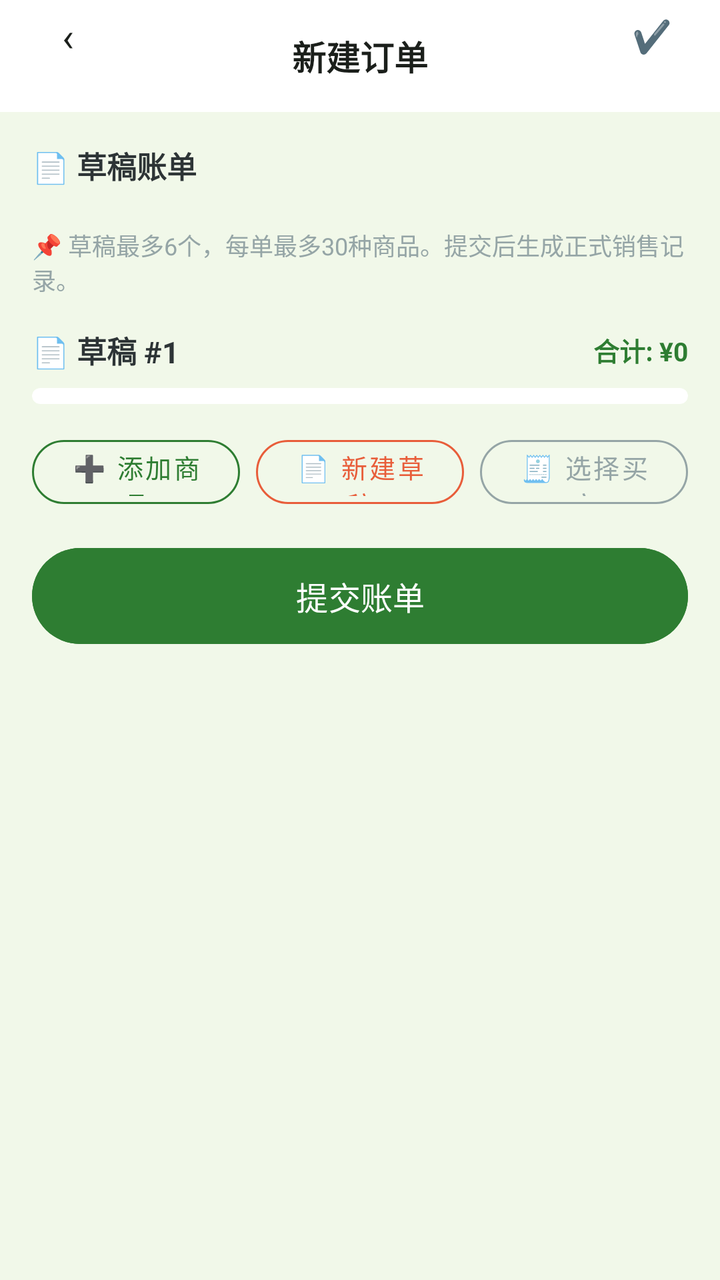
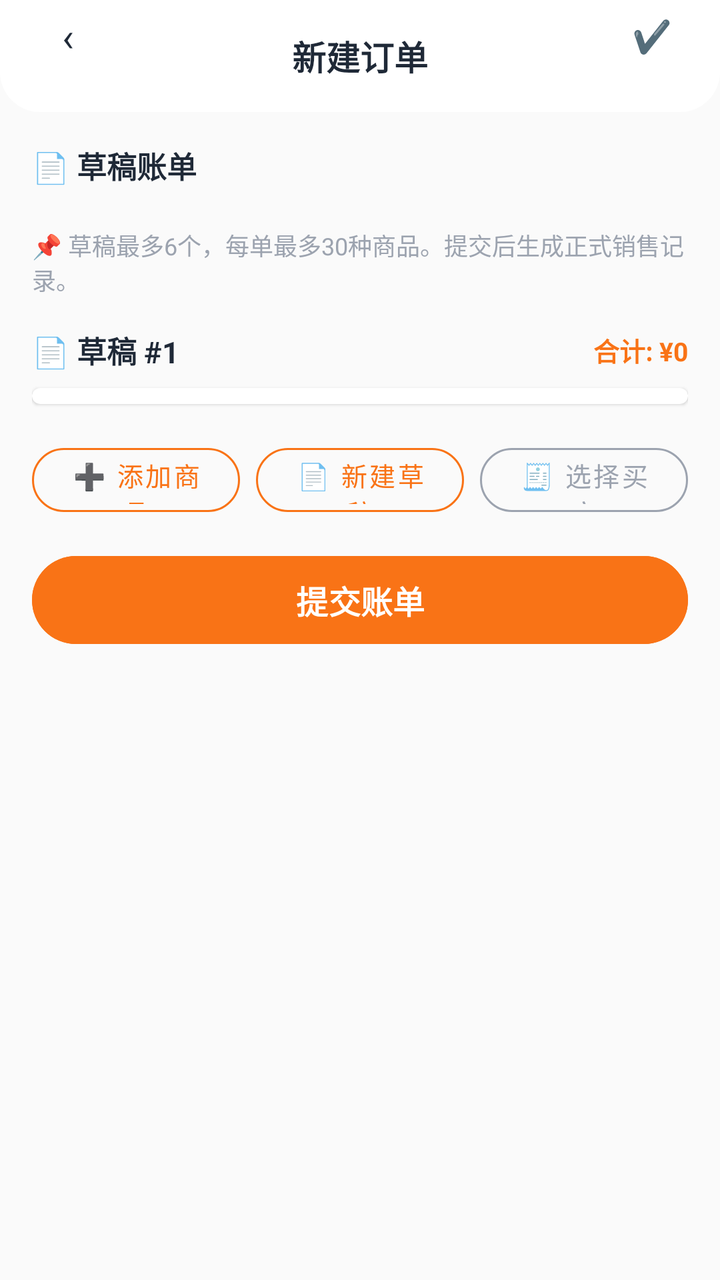

Compare the two renders of this Android layout. The source of the first and the diff that turns it into the second are given below.
<!-- AndroidManifest.xml: application theme Theme.ClothingSI -->
<!-- res/layout/activity_new_order.xml -->
<?xml version="1.0" encoding="utf-8"?>
<FrameLayout xmlns:android="http://schemas.android.com/apk/res/android"
    xmlns:app="http://schemas.android.com/apk/res-auto"
    android:layout_width="match_parent" android:layout_height="match_parent"
    android:background="@color/bg">

    <LinearLayout android:layout_width="match_parent" android:layout_height="match_parent"
        android:orientation="vertical">
        <RelativeLayout android:layout_width="match_parent" android:layout_height="56dp"
            android:background="@drawable/header_bar_bg" android:paddingHorizontal="16dp">
            <TextView android:id="@+id/btn_back" android:layout_width="36dp" android:layout_height="36dp"
                android:text="‹" android:textSize="20dp" android:textColor="@color/text_primary"
                android:gravity="center" android:background="@drawable/circle_bg" />
            <TextView android:layout_width="wrap_content" android:layout_height="wrap_content"
                android:text="新建订单" android:textSize="17dp" android:textStyle="bold"
                android:textColor="@color/text_primary" android:layout_centerInParent="true" />
            <TextView android:id="@+id/btn_submit_top" android:layout_width="36dp" android:layout_height="36dp"
                android:text="✔️" android:textSize="16dp" android:textColor="@color/text_primary"
                android:gravity="center" android:background="@drawable/circle_bg"
                android:layout_alignParentEnd="true" android:clickable="true" android:focusable="true" />
        </RelativeLayout>

        <ScrollView android:layout_width="match_parent" android:layout_height="match_parent"
            android:padding="16dp">
            <LinearLayout android:layout_width="match_parent" android:layout_height="wrap_content"
                android:orientation="vertical">

                
                <TextView android:layout_width="wrap_content" android:layout_height="wrap_content"
                    android:text="📄 草稿账单" android:textSize="15dp" android:textStyle="bold"
                    android:textColor="#2D3436" android:layout_marginBottom="8dp" />
                <HorizontalScrollView android:layout_width="match_parent" android:layout_height="wrap_content"
                    android:layout_marginBottom="12dp">
                    <LinearLayout android:id="@+id/layout_draft_cards"
                        android:layout_width="wrap_content" android:layout_height="wrap_content"
                        android:orientation="horizontal" android:gravity="center_vertical" />
                </HorizontalScrollView>

                
                <TextView android:layout_width="match_parent" android:layout_height="wrap_content"
                    android:text="📌 草稿最多6个，每单最多30种商品。提交后生成正式销售记录。"
                    android:textSize="12dp" android:textColor="#95A5A6"
                    android:layout_marginBottom="16dp" />

                
                <LinearLayout android:layout_width="match_parent" android:layout_height="wrap_content"
                    android:orientation="horizontal" android:gravity="center_vertical"
                    android:layout_marginBottom="8dp">
                    <TextView android:id="@+id/tv_draft_title"
                        android:layout_width="wrap_content" android:layout_height="wrap_content"
                        android:text="📄 草稿 #1" android:textSize="15dp" android:textStyle="bold"
                        android:textColor="#2D3436" />
                    <TextView android:layout_width="0dp" android:layout_height="wrap_content"
                        android:layout_weight="1" />
                    <TextView android:id="@+id/tv_draft_total"
                        android:layout_width="wrap_content" android:layout_height="wrap_content"
                        android:text="合计: ¥0" android:textSize="13dp" android:textStyle="bold"
                        android:textColor="@color/primary" />
                </LinearLayout>

                
                <androidx.cardview.widget.CardView android:layout_width="match_parent"
                    android:layout_height="wrap_content" app:cardCornerRadius="20dp" app:cardElevation="0dp"
                    android:layout_marginBottom="8dp">
                    <LinearLayout android:id="@+id/layout_draft_items"
                        android:layout_width="match_parent" android:layout_height="wrap_content"
                        android:orientation="vertical" android:paddingVertical="4dp" />
                </androidx.cardview.widget.CardView>

                
                <LinearLayout android:id="@+id/layout_buyer_display"
                    android:layout_width="match_parent" android:layout_height="wrap_content"
                    android:orientation="horizontal" android:gravity="center_vertical"
                    android:paddingVertical="8dp" android:paddingHorizontal="4dp"
                    android:visibility="gone"
                    android:layout_marginTop="4dp" android:layout_marginBottom="4dp">
                    <TextView android:layout_width="wrap_content" android:layout_height="wrap_content"
                        android:text="🧾" android:textSize="14dp" android:layout_marginEnd="6dp" />
                    <TextView android:id="@+id/tv_selected_buyer"
                        android:layout_width="0dp" android:layout_height="wrap_content"
                        android:layout_weight="1" android:textSize="13dp"
                        android:textColor="@color/primary" android:textStyle="bold" />
                    <TextView android:id="@+id/btn_clear_buyer"
                        android:layout_width="wrap_content" android:layout_height="wrap_content"
                        android:text="✕" android:textSize="14dp" android:textColor="#95A5A6"
                        android:padding="4dp" android:clickable="true" android:focusable="true" />
                </LinearLayout>

                
                <LinearLayout android:layout_width="match_parent" android:layout_height="wrap_content"
                    android:orientation="horizontal" android:weightSum="3"
                    android:layout_marginTop="4dp" android:layout_marginBottom="12dp">
                    <com.google.android.material.button.MaterialButton android:id="@+id/btn_add_item"
                        android:layout_width="0dp" android:layout_height="44dp" android:layout_weight="1"
                        android:text="➕ 添加商品" android:textSize="13dp"
                        style="@style/Widget.MaterialComponents.Button.OutlinedButton"
                        app:cornerRadius="22dp" app:strokeColor="@color/primary"
                        android:textColor="@color/primary" android:layout_marginEnd="4dp" />
                    <com.google.android.material.button.MaterialButton android:id="@+id/btn_new_draft"
                        android:layout_width="0dp" android:layout_height="44dp" android:layout_weight="1"
                        android:text="📄 新建草稿" android:textSize="13dp"
                        style="@style/Widget.MaterialComponents.Button.OutlinedButton"
                        app:cornerRadius="22dp" app:strokeColor="#E85D3A"
                        android:textColor="#E85D3A" android:layout_marginHorizontal="4dp" />
                    <com.google.android.material.button.MaterialButton android:id="@+id/btn_select_buyer"
                        android:layout_width="0dp" android:layout_height="44dp" android:layout_weight="1"
                        android:text="🧾 选择买家" android:textSize="13dp"
                        style="@style/Widget.MaterialComponents.Button.OutlinedButton"
                        app:cornerRadius="22dp" app:strokeColor="#95A5A6"
                        android:textColor="#95A5A6" android:layout_marginStart="4dp" />
                </LinearLayout>

                <com.google.android.material.button.MaterialButton android:id="@+id/btn_submit_order"
                    android:layout_width="match_parent" android:layout_height="56dp"
                    android:text="提交账单" android:textSize="16dp" app:cornerRadius="28dp"
                    android:backgroundTint="@color/primary" />

            </LinearLayout>
        </ScrollView>
    </LinearLayout>

</FrameLayout>
<!-- resources referenced by this layout -->
<resources>
  <color name="bg">#F1F8E9</color>
  <color name="primary">#2E7D32</color>
  <color name="text_primary">#1B1F1B</color>
  <!-- drawable circle_bg (drawable) -->
  <?xml version="1.0" encoding="utf-8"?>
  <shape xmlns:android="http://schemas.android.com/apk/res/android" android:shape="oval">
      <solid android:color="#26FFFFFF" />
  </shape>
  <!-- drawable header_bar_bg (drawable) -->
  <?xml version="1.0" encoding="utf-8"?>
  <shape xmlns:android="http://schemas.android.com/apk/res/android" android:shape="rectangle">
      <solid android:color="#FFFFFF" />
  </shape>
  <style name="Theme.ClothingSI" parent="Theme.Material3.Light.NoActionBar">
          <item name="colorPrimary">@color/primary</item>
          <item name="colorPrimaryDark">@color/primary_dark</item>
          <item name="colorAccent">@color/accent</item>
          <item name="android:statusBarColor">@android:color/transparent</item>
          <item name="android:navigationBarColor">@color/white</item>
          
          <item name="android:windowLightStatusBar">true</item>
          
          <item name="android:fontFamily">sans-serif</item>
          <item name="android:textViewStyle">@style/TextView.Base</item>
      </style>
  <color name="primary_dark">#1B5E20</color>
  <color name="accent">#66BB6A</color>
  <color name="white">#FFFFFF</color>
  <style name="TextView.Base" parent="android:Widget.TextView">
          <item name="android:fontFamily">sans-serif</item>
      </style>
</resources>

<!-- the commit's change to res/layout/activity_new_order.xml (unified diff, before → after) -->
@@ -1,21 +1,22 @@
 <?xml version="1.0" encoding="utf-8"?>
 <FrameLayout xmlns:android="http://schemas.android.com/apk/res/android"
     xmlns:app="http://schemas.android.com/apk/res-auto"
-    android:layout_width="match_parent" android:layout_height="match_parent"
-    android:background="@color/bg">
+    android:layout_width="match_parent"
+    android:layout_height="match_parent"
+    android:background="@color/md_surface_container_low">
 
     <LinearLayout android:layout_width="match_parent" android:layout_height="match_parent"
         android:orientation="vertical">
         <RelativeLayout android:layout_width="match_parent" android:layout_height="56dp"
             android:background="@drawable/header_bar_bg" android:paddingHorizontal="16dp">
             <TextView android:id="@+id/btn_back" android:layout_width="36dp" android:layout_height="36dp"
-                android:text="‹" android:textSize="20dp" android:textColor="@color/text_primary"
+                android:text="‹" android:textSize="20sp" android:textColor="@color/md_on_surface"
                 android:gravity="center" android:background="@drawable/circle_bg" />
             <TextView android:layout_width="wrap_content" android:layout_height="wrap_content"
-                android:text="新建订单" android:textSize="17dp" android:textStyle="bold"
-                android:textColor="@color/text_primary" android:layout_centerInParent="true" />
+                android:text="新建订单" android:textSize="17sp" android:textStyle="bold"
+                android:textColor="@color/md_on_surface" android:layout_centerInParent="true" />
             <TextView android:id="@+id/btn_submit_top" android:layout_width="36dp" android:layout_height="36dp"
-                android:text="✔️" android:textSize="16dp" android:textColor="@color/text_primary"
+                android:text="✔️" android:textSize="16sp" android:textColor="@color/md_on_surface"
                 android:gravity="center" android:background="@drawable/circle_bg"
                 android:layout_alignParentEnd="true" android:clickable="true" android:focusable="true" />
         </RelativeLayout>
@@ -27,8 +28,8 @@
 
                 
                 <TextView android:layout_width="wrap_content" android:layout_height="wrap_content"
-                    android:text="📄 草稿账单" android:textSize="15dp" android:textStyle="bold"
-                    android:textColor="#2D3436" android:layout_marginBottom="8dp" />
+                    android:text="📄 草稿账单" android:textSize="15sp" android:textStyle="bold"
+                    android:textColor="@color/md_on_surface" android:layout_marginBottom="8dp" />
                 <HorizontalScrollView android:layout_width="match_parent" android:layout_height="wrap_content"
                     android:layout_marginBottom="12dp">
                     <LinearLayout android:id="@+id/layout_draft_cards"
@@ -39,7 +40,7 @@
                 
                 <TextView android:layout_width="match_parent" android:layout_height="wrap_content"
                     android:text="📌 草稿最多6个，每单最多30种商品。提交后生成正式销售记录。"
-                    android:textSize="12dp" android:textColor="#95A5A6"
+                    android:textSize="12sp" android:textColor="@color/md_on_surface_variant"
                     android:layout_marginBottom="16dp" />
 
                 
@@ -48,20 +49,20 @@
                     android:layout_marginBottom="8dp">
                     <TextView android:id="@+id/tv_draft_title"
                         android:layout_width="wrap_content" android:layout_height="wrap_content"
-                        android:text="📄 草稿 #1" android:textSize="15dp" android:textStyle="bold"
-                        android:textColor="#2D3436" />
+                        android:text="📄 草稿 #1" android:textSize="15sp" android:textStyle="bold"
+                        android:textColor="@color/md_on_surface" />
                     <TextView android:layout_width="0dp" android:layout_height="wrap_content"
                         android:layout_weight="1" />
                     <TextView android:id="@+id/tv_draft_total"
                         android:layout_width="wrap_content" android:layout_height="wrap_content"
-                        android:text="合计: ¥0" android:textSize="13dp" android:textStyle="bold"
-                        android:textColor="@color/primary" />
+                        android:text="合计: ¥0" android:textSize="13sp" android:textStyle="bold"
+                        android:textColor="@color/md_primary" />
                 </LinearLayout>
 
                 
                 <androidx.cardview.widget.CardView android:layout_width="match_parent"
-                    android:layout_height="wrap_content" app:cardCornerRadius="20dp" app:cardElevation="0dp"
-                    android:layout_marginBottom="8dp">
+                    android:layout_height="wrap_content" app:cardCornerRadius="12dp"
+                    app:cardElevation="1dp" android:layout_marginBottom="8dp">
                     <LinearLayout android:id="@+id/layout_draft_items"
                         android:layout_width="match_parent" android:layout_height="wrap_content"
                         android:orientation="vertical" android:paddingVertical="4dp" />
@@ -71,52 +72,54 @@
                 <LinearLayout android:id="@+id/layout_buyer_display"
                     android:layout_width="match_parent" android:layout_height="wrap_content"
                     android:orientation="horizontal" android:gravity="center_vertical"
-                    android:paddingVertical="8dp" android:paddingHorizontal="4dp"
+                    android:paddingVertical="10dp" android:paddingHorizontal="12dp"
+                    android:background="@color/md_surface_container"
                     android:visibility="gone"
                     android:layout_marginTop="4dp" android:layout_marginBottom="4dp">
                     <TextView android:layout_width="wrap_content" android:layout_height="wrap_content"
-                        android:text="🧾" android:textSize="14dp" android:layout_marginEnd="6dp" />
+                        android:text="🧾" android:textSize="14sp" android:layout_marginEnd="6dp" />
                     <TextView android:id="@+id/tv_selected_buyer"
                         android:layout_width="0dp" android:layout_height="wrap_content"
-                        android:layout_weight="1" android:textSize="13dp"
-                        android:textColor="@color/primary" android:textStyle="bold" />
+                        android:layout_weight="1" android:textSize="14sp"
+                        android:textColor="@color/md_primary" android:textStyle="bold" />
                     <TextView android:id="@+id/btn_clear_buyer"
                         android:layout_width="wrap_content" android:layout_height="wrap_content"
-                        android:text="✕" android:textSize="14dp" android:textColor="#95A5A6"
-                        android:padding="4dp" android:clickable="true" android:focusable="true" />
+                        android:text="✕" android:textSize="14sp" android:textColor="@color/md_on_surface_variant"
+                        android:padding="6dp" android:clickable="true" android:focusable="true" />
                 </LinearLayout>
 
                 
                 <LinearLayout android:layout_width="match_parent" android:layout_height="wrap_content"
                     android:orientation="horizontal" android:weightSum="3"
-                    android:layout_marginTop="4dp" android:layout_marginBottom="12dp">
+                    android:layout_marginTop="8dp" android:layout_marginBottom="12dp">
                     <com.google.android.material.button.MaterialButton android:id="@+id/btn_add_item"
                         android:layout_width="0dp" android:layout_height="44dp" android:layout_weight="1"
-                        android:text="➕ 添加商品" android:textSize="13dp"
+                        android:text="➕ 添加商品" android:textSize="13sp"
                         style="@style/Widget.MaterialComponents.Button.OutlinedButton"
-                        app:cornerRadius="22dp" app:strokeColor="@color/primary"
-                        android:textColor="@color/primary" android:layout_marginEnd="4dp" />
+                        app:cornerRadius="22dp" app:strokeColor="@color/md_primary"
+                        android:textColor="@color/md_primary" android:layout_marginEnd="4dp" />
                     <com.google.android.material.button.MaterialButton android:id="@+id/btn_new_draft"
                         android:layout_width="0dp" android:layout_height="44dp" android:layout_weight="1"
-                        android:text="📄 新建草稿" android:textSize="13dp"
+                        android:text="📄 新建草稿" android:textSize="13sp"
                         style="@style/Widget.MaterialComponents.Button.OutlinedButton"
-                        app:cornerRadius="22dp" app:strokeColor="#E85D3A"
-                        android:textColor="#E85D3A" android:layout_marginHorizontal="4dp" />
+                        app:cornerRadius="22dp" app:strokeColor="@color/md_primary"
+                        android:textColor="@color/md_primary" android:layout_marginHorizontal="4dp" />
                     <com.google.android.material.button.MaterialButton android:id="@+id/btn_select_buyer"
                         android:layout_width="0dp" android:layout_height="44dp" android:layout_weight="1"
-                        android:text="🧾 选择买家" android:textSize="13dp"
+                        android:text="🧾 选择买家" android:textSize="13sp"
                         style="@style/Widget.MaterialComponents.Button.OutlinedButton"
-                        app:cornerRadius="22dp" app:strokeColor="#95A5A6"
-                        android:textColor="#95A5A6" android:layout_marginStart="4dp" />
+                        app:cornerRadius="22dp" app:strokeColor="@color/md_outline"
+                        android:textColor="@color/md_on_surface_variant" android:layout_marginStart="4dp" />
                 </LinearLayout>
 
+                
                 <com.google.android.material.button.MaterialButton android:id="@+id/btn_submit_order"
-                    android:layout_width="match_parent" android:layout_height="56dp"
-                    android:text="提交账单" android:textSize="16dp" app:cornerRadius="28dp"
-                    android:backgroundTint="@color/primary" />
-
+                    android:layout_width="match_parent" android:layout_height="52dp"
+                    android:text="提交账单" android:textSize="16sp" android:textStyle="bold"
+                    app:cornerRadius="26dp"
+                    android:backgroundTint="@color/md_primary"
+                    android:textColor="@color/md_on_primary" />
             </LinearLayout>
         </ScrollView>
     </LinearLayout>
-
 </FrameLayout>
<!-- resource entries referenced after the edit -->
@@ -1,8 +1,12 @@
 <!-- resources referenced by this layout -->
 <resources>
-  <color name="bg">#F1F8E9</color>
-  <color name="primary">#2E7D32</color>
-  <color name="text_primary">#1B1F1B</color>
+  <color name="md_on_primary">#FFFFFF</color>
+  <color name="md_on_surface">#1F2937</color>
+  <color name="md_on_surface_variant">#9CA3AF</color>
+  <color name="md_outline">#9CA3AF</color>
+  <color name="md_primary">#F97316</color>
+  <color name="md_surface_container">#E5E7EB</color>
+  <color name="md_surface_container_low">#FAFAFA</color>
   <!-- drawable circle_bg (drawable) -->
   <?xml version="1.0" encoding="utf-8"?>
   <shape xmlns:android="http://schemas.android.com/apk/res/android" android:shape="oval">
@@ -11,23 +15,55 @@
   <!-- drawable header_bar_bg (drawable) -->
   <?xml version="1.0" encoding="utf-8"?>
   <shape xmlns:android="http://schemas.android.com/apk/res/android" android:shape="rectangle">
-      <solid android:color="#FFFFFF" />
+      <solid android:color="@color/md_surface" />
+      <corners android:topLeftRadius="0dp" android:topRightRadius="0dp" android:bottomLeftRadius="20dp" android:bottomRightRadius="20dp" />
   </shape>
   <style name="Theme.ClothingSI" parent="Theme.Material3.Light.NoActionBar">
-          <item name="colorPrimary">@color/primary</item>
-          <item name="colorPrimaryDark">@color/primary_dark</item>
-          <item name="colorAccent">@color/accent</item>
+          
+          <item name="colorPrimary">@color/md_primary</item>
+          <item name="colorOnPrimary">@color/md_on_primary</item>
+          <item name="colorPrimaryContainer">@color/md_primary_container</item>
+          <item name="colorOnPrimaryContainer">@color/md_on_primary_container</item>
+  
+          
+          <item name="colorSecondary">@color/md_secondary</item>
+          <item name="colorOnSecondary">@color/md_on_secondary</item>
+          <item name="colorSecondaryContainer">@color/md_secondary_container</item>
+          <item name="colorOnSecondaryContainer">@color/md_on_secondary_container</item>
+  
+          
+          <item name="android:colorBackground">@color/md_surface_container_low</item>
+          <item name="colorSurface">@color/md_surface</item>
+          <item name="colorOnSurface">@color/md_on_surface</item>
+          <item name="colorOnSurfaceVariant">@color/md_on_surface_variant</item>
+  
+          
+          <item name="colorOutline">@color/md_outline</item>
+          <item name="colorOutlineVariant">@color/md_outline_variant</item>
+  
+          
+          <item name="colorError">@color/md_error</item>
+          <item name="colorOnError">@color/md_on_error</item>
+  
+          
           <item name="android:statusBarColor">@android:color/transparent</item>
-          <item name="android:navigationBarColor">@color/white</item>
-          
+          <item name="android:navigationBarColor">@color/md_surface</item>
           <item name="android:windowLightStatusBar">true</item>
+  
           
           <item name="android:fontFamily">sans-serif</item>
           <item name="android:textViewStyle">@style/TextView.Base</item>
       </style>
-  <color name="primary_dark">#1B5E20</color>
-  <color name="accent">#66BB6A</color>
-  <color name="white">#FFFFFF</color>
+  <color name="md_surface">#FFFFFF</color>
+  <color name="md_primary_container">#FFF7ED</color>
+  <color name="md_on_primary_container">#5C3D00</color>
+  <color name="md_secondary">#2563EB</color>
+  <color name="md_on_secondary">#FFFFFF</color>
+  <color name="md_secondary_container">#DBEAFE</color>
+  <color name="md_on_secondary_container">#001A3E</color>
+  <color name="md_outline_variant">#D1D5DB</color>
+  <color name="md_error">#EF4444</color>
+  <color name="md_on_error">#FFFFFF</color>
   <style name="TextView.Base" parent="android:Widget.TextView">
           <item name="android:fontFamily">sans-serif</item>
       </style>
